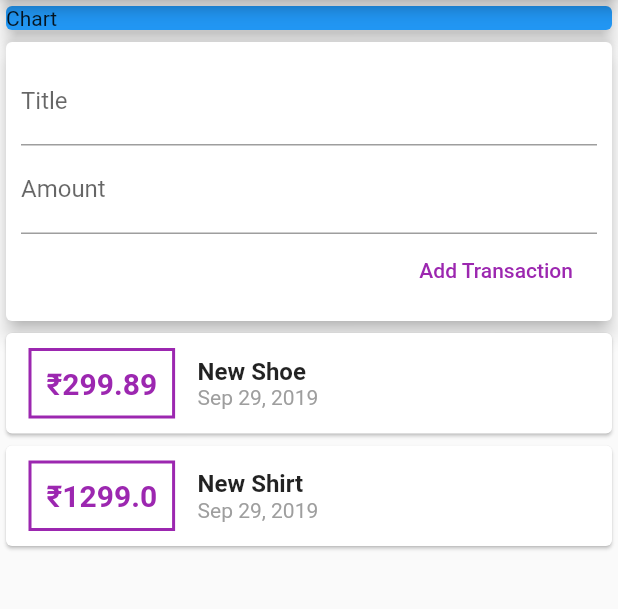
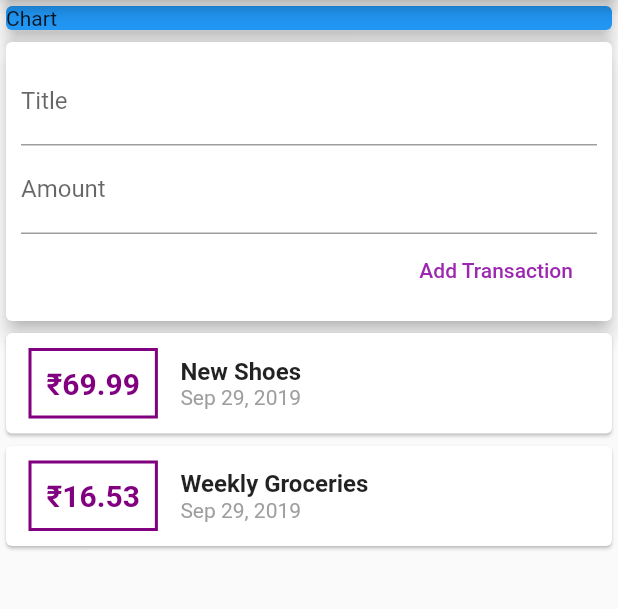
Before and after one commit to khudania/Flutter_Expense_Manager_App, a Flutter app: the screen it shows after launch, after a tap on "Add Transaction", on a phone screen of 412 x 824 dp, the part 84-693 px from its top. Run offline on Flutter 3.47's test engine with Material 2 defaults, Android fonts, the phone set to English and light mode, and no system bars.

Commit message:
ListView Done

```diff
--- a/lib/main.dart
+++ b/lib/main.dart
@@ -1,7 +1,8 @@
+import './widgets/user_transactions.dart';
 import 'package:flutter/material.dart';
-import 'package:intl/intl.dart';
 
-import './transaction.dart';
+// import './widgets/new_transaction.dart';
+// import './widgets/transaction_list.dart';
 
 void main() => runApp(MyApp());
 
@@ -16,21 +17,6 @@ class MyApp extends StatelessWidget {
 }
 
 class MyHomePage extends StatelessWidget {
-  final List<Transaction> transaction = [
-    Transaction(
-      id: 't1',
-      title: 'New Shoe',
-      amount: 299.89,
-      date: DateTime.now(),
-    ),
-    Transaction(
-      id: 't2',
-      title: 'New Shirt',
-      amount: 1299,
-      date: DateTime.now(),
-    ),
-  ];
-
   // String titleInput;
   // String amountInput;
   final titleController = TextEditingController();
@@ -42,7 +28,8 @@ class MyHomePage extends StatelessWidget {
       appBar: AppBar(
         title: Text('Expense Manager'),
       ),
-      body: Column(
+      body: SingleChildScrollView(
+        child: Column(
           // mainAxisAlignment: MainAxisAlignment.spaceAround,
           crossAxisAlignment: CrossAxisAlignment.stretch,
           children: <Widget>[
@@ -54,92 +41,11 @@ class MyHomePage extends StatelessWidget {
                 elevation: 5,
               ),
             ),
-          Card(
-            elevation: 5,
-            child: Container(
-              padding: EdgeInsets.all(10),
-              child: Column(
-                crossAxisAlignment: CrossAxisAlignment.end,
-                children: <Widget>[
-                  TextField(
-                    decoration: InputDecoration(
-                      labelText: 'Title',
-                    ),
-                    controller: titleController,
-                    // onChanged: (val) {
-                    //   titleInput = val;
-                    // },
-                  ),
-                  TextField(
-                    decoration: InputDecoration(
-                      labelText: 'Amount',
-                    ),
-                    controller: amountController,
-                    // onChanged: (val) => amountInput = val,
-                  ),
-                  FlatButton(
-                    child: Text('Add Transaction'),
-                    textColor: Colors.purple,
-                    onPressed: () {
-                      print(titleController.text);
-                      // print(titleInput);
-                      // print(amountInput);
-                    },
-                  )
+            UserTransactions(),
+            // NewTransaction(),
+            // TransactionList()
           ],
         ),
-            ),
-          ),
-          Column(
-            children: transaction.map((tx) {
-              return Card(
-                child: Row(
-                  children: <Widget>[
-                    Container(
-                      margin: EdgeInsets.symmetric(
-                        vertical: 10,
-                        horizontal: 15,
-                      ),
-                      decoration: BoxDecoration(
-                        border: Border.all(
-                          color: Colors.purple,
-                          width: 2,
-                        ),
-                      ),
-                      padding: EdgeInsets.all(10),
-                      child: Text(
-                        '₹${tx.amount}',
-                        style: TextStyle(
-                          fontWeight: FontWeight.bold,
-                          fontSize: 20,
-                          color: Colors.purple,
-                        ),
-                      ),
-                    ),
-                    Column(
-                      crossAxisAlignment: CrossAxisAlignment.start,
-                      children: <Widget>[
-                        Text(
-                          tx.title,
-                          style: TextStyle(
-                            fontSize: 16,
-                            fontWeight: FontWeight.bold,
-                          ),
-                        ),
-                        Text(
-                          DateFormat.yMMMd().format(tx.date),
-                          style: TextStyle(
-                            color: Colors.grey,
-                          ),
-                        ),
-                      ],
-                    ),
-                  ],
-                ),
-              );
-            }).toList(),
-          ),
-        ],
       ),
     );
   }
--- /dev/null
+++ b/lib/widgets/new_transaction.dart
@@ -0,0 +1,46 @@
+import 'package:flutter/material.dart';
+
+class NewTransaction extends StatelessWidget {
+  final Function addTx;
+  final titleController = TextEditingController();
+  final amountController = TextEditingController();
+
+  NewTransaction(this.addTx);
+
+  @override
+  Widget build(BuildContext context) {
+    return Card(
+      elevation: 5,
+      child: Container(
+        padding: EdgeInsets.all(10),
+        child: Column(
+          crossAxisAlignment: CrossAxisAlignment.end,
+          children: <Widget>[
+            TextField(
+              decoration: InputDecoration(labelText: 'Title'),
+              controller: titleController,
+              // onChanged: (val) {
+              //   titleInput = val;
+              // },
+            ),
+            TextField(
+              decoration: InputDecoration(labelText: 'Amount'),
+              controller: amountController,
+              // onChanged: (val) => amountInput = val,
+            ),
+            FlatButton(
+              child: Text('Add Transaction'),
+              textColor: Colors.purple,
+              onPressed: () {
+                addTx(
+                  titleController.text,
+                  double.parse(amountController.text),
+                );
+              },
+            ),
+          ],
+        ),
+      ),
+    );
+  }
+}
--- /dev/null
+++ b/lib/widgets/transaction_list.dart
@@ -0,0 +1,68 @@
+import 'package:flutter/material.dart';
+import 'package:intl/intl.dart';
+
+import '../models/transaction.dart';
+
+class TransactionList extends StatelessWidget {
+  final List<Transaction> transactions;
+
+  TransactionList(this.transactions);
+
+  @override
+  Widget build(BuildContext context) {
+    return Container(
+      height: 300,
+      child: ListView.builder(
+        itemBuilder: (ctx, index) {
+          return Card(
+            child: Row(
+              children: <Widget>[
+                Container(
+                  margin: EdgeInsets.symmetric(
+                    vertical: 10,
+                    horizontal: 15,
+                  ),
+                  decoration: BoxDecoration(
+                    border: Border.all(
+                      color: Color(0xFF800080),
+                      width: 2,
+                    ),
+                  ),
+                  padding: EdgeInsets.all(10),
+                  child: Text(
+                    '₹${transactions[index].amount}',
+                    style: TextStyle(
+                      fontWeight: FontWeight.bold,
+                      fontSize: 20,
+                      color: Color(0xFF800080),
+                    ),
+                  ),
+                ),
+                Column(
+                  crossAxisAlignment: CrossAxisAlignment.start,
+                  children: <Widget>[
+                    Text(
+                      transactions[index].title,
+                      style: TextStyle(
+                        fontSize: 16,
+                        fontWeight: FontWeight.bold,
+                      ),
+                    ),
+                    Text(
+                      DateFormat.yMMMd().format(transactions[index].date),
+                      style: TextStyle(
+                        color: Colors.grey,
+                      ),
+                    ),
+                  ],
+                ),
+              ],
+            ),
+          );
+        },
+        itemCount: transactions.length,
+        // children: transactions.map((transactions[index]) {}).toList(),
+      ),
+    );
+  }
+}
--- /dev/null
+++ b/lib/widgets/user_transactions.dart
@@ -0,0 +1,50 @@
+import 'package:flutter/material.dart';
+
+import './new_transaction.dart';
+import './transaction_list.dart';
+import '../models/transaction.dart';
+
+class UserTransactions extends StatefulWidget {
+  @override
+  _UserTransactionsState createState() => _UserTransactionsState();
+}
+
+class _UserTransactionsState extends State<UserTransactions> {
+  final List<Transaction> _userTransactions = [
+    Transaction(
+      id: 't1',
+      title: 'New Shoes',
+      amount: 69.99,
+      date: DateTime.now(),
+    ),
+    Transaction(
+      id: 't2',
+      title: 'Weekly Groceries',
+      amount: 16.53,
+      date: DateTime.now(),
+    ),
+  ];
+
+  void _addNewTransaction(String txTitle, double txAmount) {
+    final newTx = Transaction(
+      title: txTitle,
+      amount: txAmount,
+      date: DateTime.now(),
+      id: DateTime.now().toString(),
+    );
+
+    setState(() {
+      _userTransactions.add(newTx);
+    });
+  }
+
+  @override
+  Widget build(BuildContext context) {
+    return Column(
+      children: <Widget>[
+        NewTransaction(_addNewTransaction),
+        TransactionList(_userTransactions),
+      ],
+    );
+  }
+}
```
Also changed, not shown: pubspec.yaml (+8 -2 lines), assets/icon/icon.jpg (added), assets/icon/icon.png (added), lib/models/transaction.dart (renamed from lib/transaction.dart), pubspec.lock, 21 other files. Lines whose indentation alone changed are shown as unchanged.
